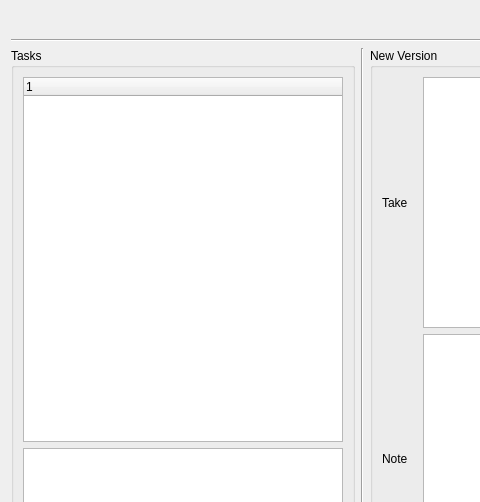
The window that anima/pipeline/ui/ui_files/version_creator.ui (eoyilmaz/anima) describes before a commit, drawn with Qt 5; both pictures show x 0 to 480 and y 0 to 502 of the 1312 by 689 pixel window.
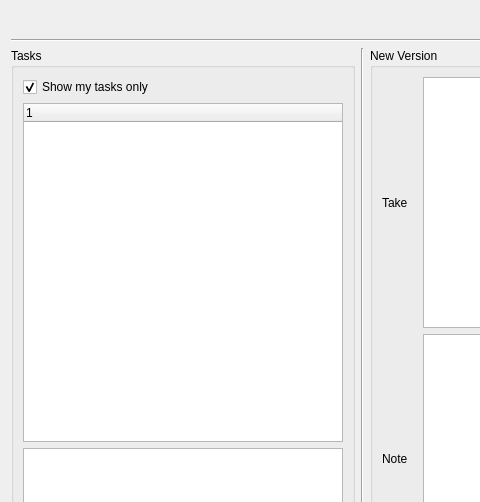
The same window after the commit.

Commit message: version_creator UI is now showing the task hierarchy properly

The edit to the form file:
```diff
--- a/anima/pipeline/ui/ui_files/version_creator.ui
+++ b/anima/pipeline/ui/ui_files/version_creator.ui
@@ -103,8 +103,21 @@
            <property name="topMargin">
             <number>9</number>
            </property>
+           <item>
+            <widget class="QCheckBox" name="my_tasks_only_checkBox">
+             <property name="text">
+              <string>Show my tasks only</string>
+             </property>
+             <property name="checked">
+              <bool>true</bool>
+             </property>
+            </widget>
+           </item>
            <item>
             <widget class="QTreeWidget" name="tasks_treeWidget">
+             <property name="alternatingRowColors">
+              <bool>true</bool>
+             </property>
              <column>
               <property name="text">
                <string notr="true">1</string>
```
The commit also changes 7 other files.
